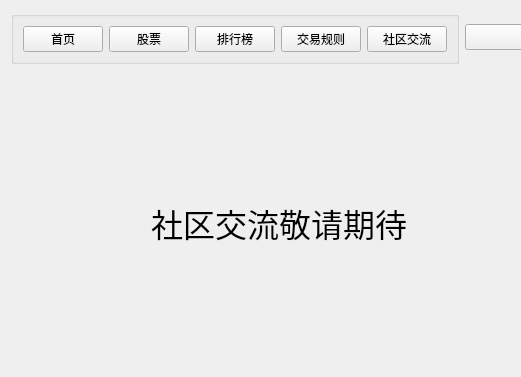
Before: the Qt Designer form VirtualStock_dir/mainwindow.ui in Vks-Feng/Nullptr, drawn with Qt 5; both pictures show x 0 to 521 and y 0 to 377 of the 958 by 502 pixel window.
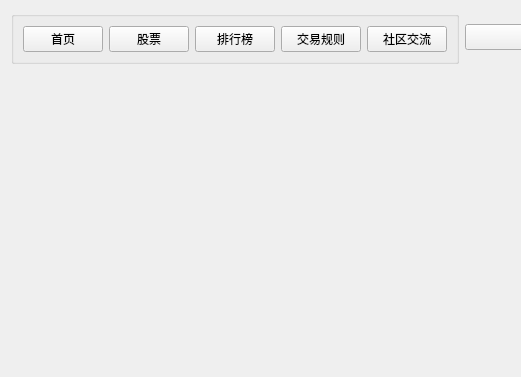
After: the same form once the commit is applied. The open tabs and pages were chosen to show the change.

Diff of the .ui file:
```diff
--- a/VirtualStock_dir/mainwindow.ui
+++ b/VirtualStock_dir/mainwindow.ui
@@ -321,23 +321,16 @@
       </widget>
      </widget>
      <widget class="QWidget" name="selectpage5">
-      <widget class="QLabel" name="vksMarkshequ">
+      <widget class="QWidget" name="verticalLayoutWidget">
        <property name="geometry">
         <rect>
          <x>140</x>
-         <y>80</y>
-         <width>261</width>
-         <height>81</height>
+         <y>70</y>
+         <width>160</width>
+         <height>80</height>
         </rect>
        </property>
-       <property name="font">
-        <font>
-         <pointsize>24</pointsize>
-        </font>
-       </property>
-       <property name="text">
-        <string>社区交流敬请期待</string>
-       </property>
+       <layout class="QVBoxLayout" name="CommunityLayout"/>
       </widget>
      </widget>
     </widget>
```
Left out of the diff: 2 changed lines with no effect on the pictures.
